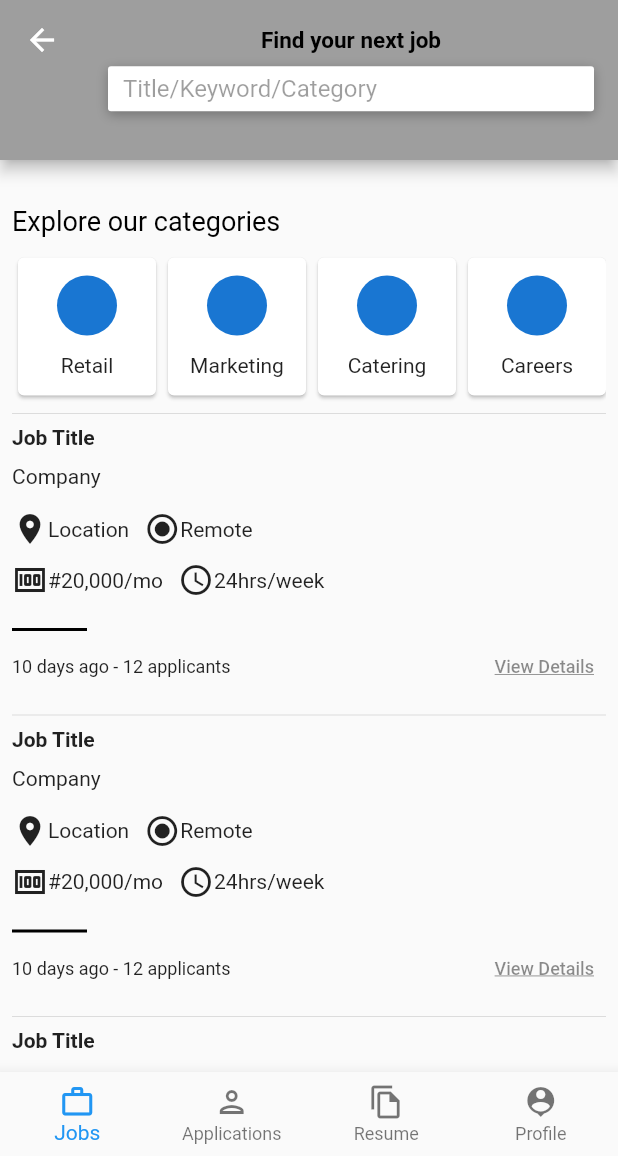
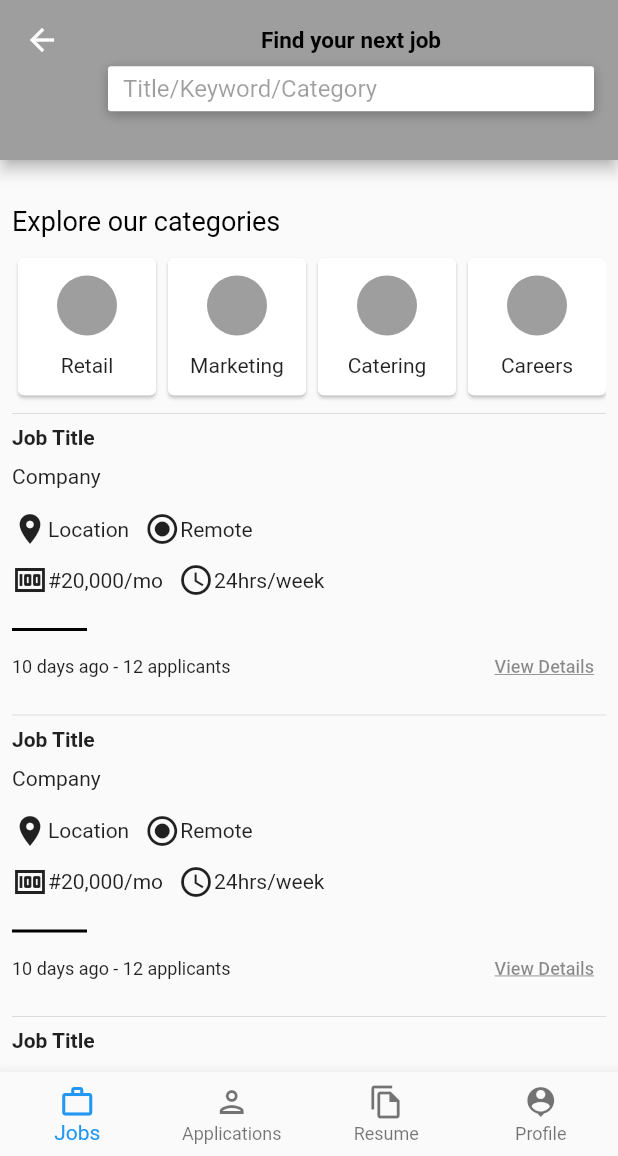
Before and after one commit to zuri-training/student-worker-mobile-10, a Flutter app: the JobMain screen opened directly, on a phone screen of 412 x 824 dp, the part 80-1236 px from its top. Run offline on Flutter 3.47's test engine with Material 2 defaults, Android fonts, the phone set to English and light mode, and no system bars; our stand-ins replace google_fonts.

Commit message:
new commit

```diff
--- a/lib/views/screens/jobMain.dart
+++ b/lib/views/screens/jobMain.dart
@@ -121,7 +121,9 @@ class _JobMainstate extends State<JobMain> {
             mainAxisAlignment: MainAxisAlignment.spaceBetween,
             crossAxisAlignment: CrossAxisAlignment.center,
             children: <Widget>[
-              CircleAvatar(),
+              CircleAvatar(
+              backgroundColor: Colors.grey,
+              ),
               Text(category),
             ],
           ),
```
